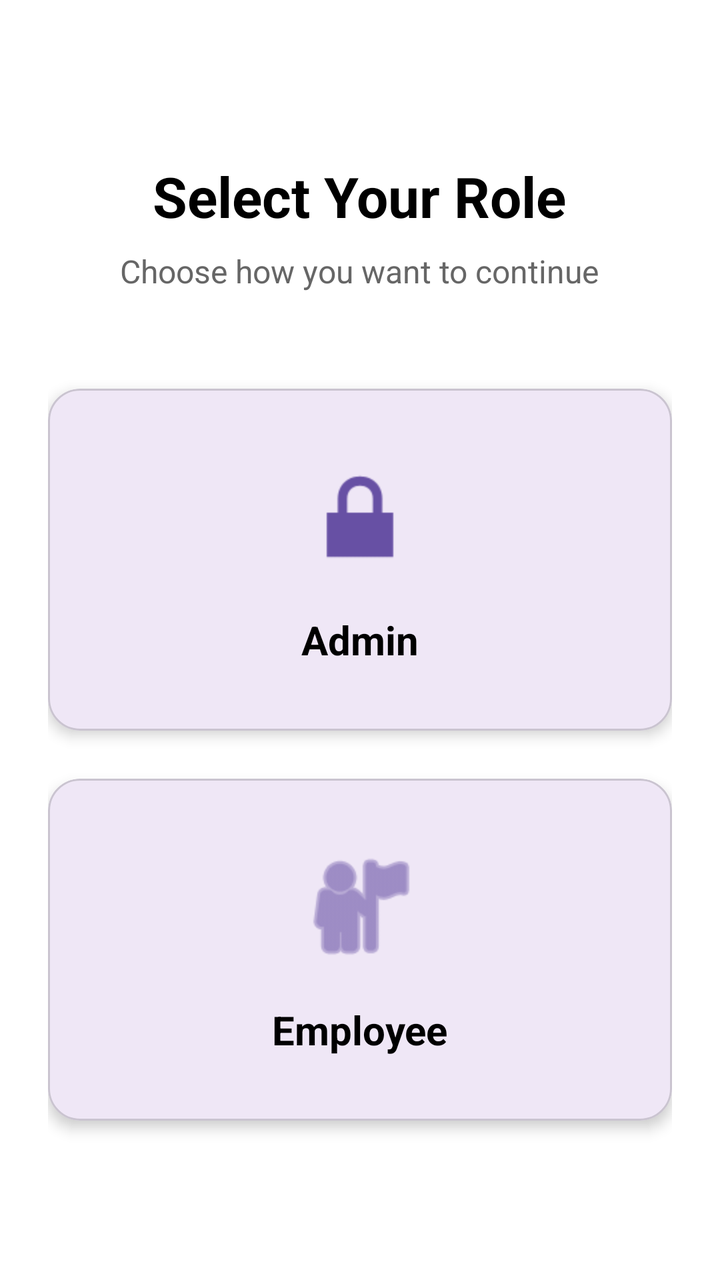
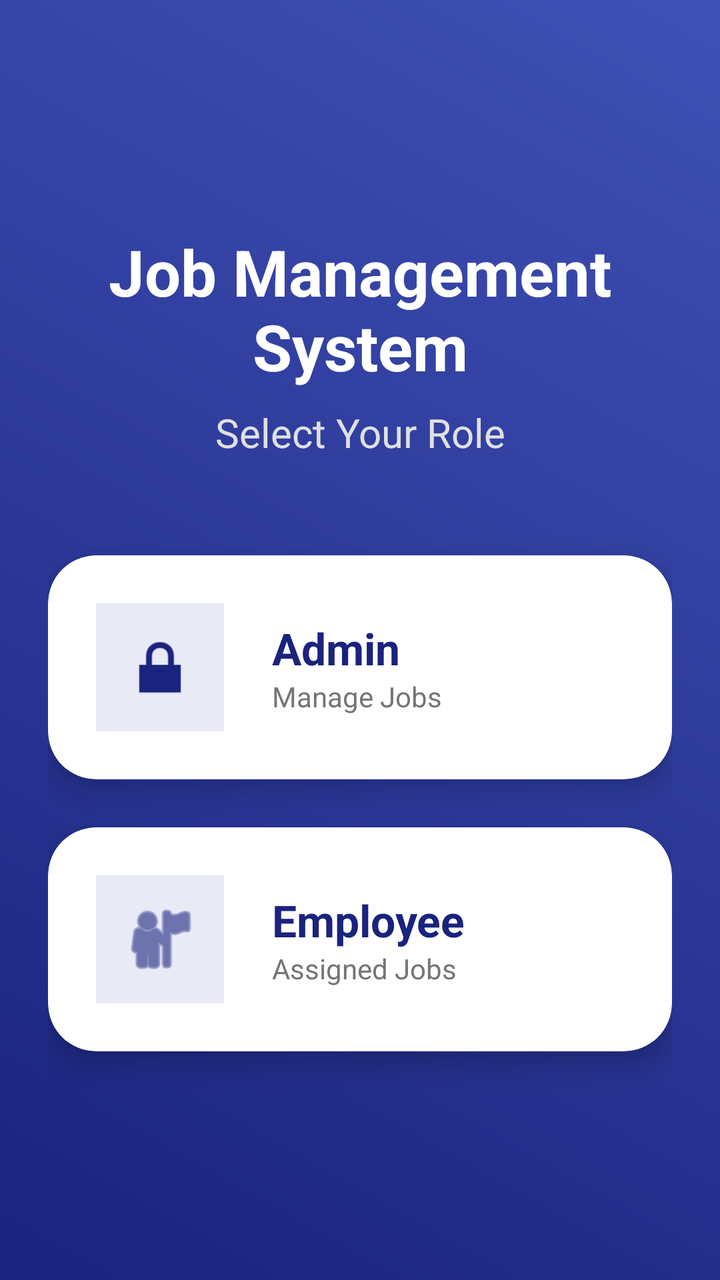

The first picture is an Android layout as it rendered before a commit; the second is the same layout after the commit. The layout source and the unified diff follow.
<!-- AndroidManifest.xml: application theme Theme.JobManagementSystem -->
<!-- res/layout/activity_role_selection.xml -->
<?xml version="1.0" encoding="utf-8"?>
<LinearLayout xmlns:android="http://schemas.android.com/apk/res/android"
    xmlns:app="http://schemas.android.com/apk/res-auto"
    android:layout_width="match_parent"
    android:layout_height="match_parent"
    android:orientation="vertical"
    android:padding="24dp"
    android:gravity="center"
    android:background="#FFFFFF">

    <TextView
        android:layout_width="wrap_content"
        android:layout_height="wrap_content"
        android:text="@string/role_selection_title"
        android:textSize="28sp"
        android:textStyle="bold"
        android:textColor="@color/black"
        android:layout_marginBottom="8dp"
        android:gravity="center" />

    <TextView
        android:layout_width="wrap_content"
        android:layout_height="wrap_content"
        android:text="@string/role_selection_subtitle"
        android:textSize="16sp"
        android:textColor="#666666"
        android:layout_marginBottom="48dp"
        android:gravity="center" />

    <com.google.android.material.card.MaterialCardView
        android:id="@+id/cardAdmin"
        android:layout_width="match_parent"
        android:layout_height="wrap_content"
        android:layout_marginBottom="24dp"
        app:cardCornerRadius="16dp"
        app:cardElevation="4dp"
        android:clickable="true"
        android:focusable="true"
        app:rippleColor="?attr/colorControlHighlight">

        <LinearLayout
            android:layout_width="match_parent"
            android:layout_height="wrap_content"
            android:orientation="vertical"
            android:padding="32dp"
            android:gravity="center">

            <ImageView
                android:layout_width="64dp"
                android:layout_height="64dp"
                android:src="@android:drawable/ic_lock_lock"
                android:layout_marginBottom="16dp"
                app:tint="?attr/colorPrimary" />

            <TextView
                android:layout_width="wrap_content"
                android:layout_height="wrap_content"
                android:text="@string/role_admin"
                android:textSize="20sp"
                android:textStyle="bold"
                android:textColor="@color/black" />
        </LinearLayout>
    </com.google.android.material.card.MaterialCardView>

    <com.google.android.material.card.MaterialCardView
        android:id="@+id/cardEmployee"
        android:layout_width="match_parent"
        android:layout_height="wrap_content"
        app:cardCornerRadius="16dp"
        app:cardElevation="4dp"
        android:clickable="true"
        android:focusable="true"
        app:rippleColor="?attr/colorControlHighlight">

        <LinearLayout
            android:layout_width="match_parent"
            android:layout_height="wrap_content"
            android:orientation="vertical"
            android:padding="32dp"
            android:gravity="center">

            <ImageView
                android:layout_width="64dp"
                android:layout_height="64dp"
                android:src="@android:drawable/ic_menu_myplaces"
                android:layout_marginBottom="16dp"
                app:tint="?attr/colorPrimary" />

            <TextView
                android:layout_width="wrap_content"
                android:layout_height="wrap_content"
                android:text="@string/role_employee"
                android:textSize="20sp"
                android:textStyle="bold"
                android:textColor="@color/black" />
        </LinearLayout>
    </com.google.android.material.card.MaterialCardView>

</LinearLayout>
<!-- resources referenced by this layout -->
<resources>
  <color name="black">#FF000000</color>
  <string name="role_admin">Admin</string>
  <string name="role_employee">Employee</string>
  <string name="role_selection_subtitle">Choose how you want to continue</string>
  <string name="role_selection_title">Select Your Role</string>
  <style name="Theme.JobManagementSystem" parent="Base.Theme.JobManagementSystem" />
  <style name="Base.Theme.JobManagementSystem" parent="Theme.Material3.DayNight.NoActionBar">
          
          
      </style>
</resources>

<!-- the commit's change to res/layout/activity_role_selection.xml (unified diff, before → after) -->
@@ -4,26 +4,26 @@
     android:layout_width="match_parent"
     android:layout_height="match_parent"
     android:orientation="vertical"
+    android:gravity="center"
     android:padding="24dp"
-    android:gravity="center"
-    android:background="#FFFFFF">
+    android:background="@drawable/bg_gradient">
 
     <TextView
         android:layout_width="wrap_content"
         android:layout_height="wrap_content"
-        android:text="@string/role_selection_title"
-        android:textSize="28sp"
+        android:text="@string/app_name"
+        android:textSize="32sp"
         android:textStyle="bold"
-        android:textColor="@color/black"
+        android:textColor="@color/white"
         android:layout_marginBottom="8dp"
         android:gravity="center" />
 
     <TextView
         android:layout_width="wrap_content"
         android:layout_height="wrap_content"
-        android:text="@string/role_selection_subtitle"
-        android:textSize="16sp"
-        android:textColor="#666666"
+        android:text="@string/role_selection_title"
+        android:textSize="20sp"
+        android:textColor="#E0E0E0"
         android:layout_marginBottom="48dp"
         android:gravity="center" />
 
@@ -32,33 +32,50 @@
         android:layout_width="match_parent"
         android:layout_height="wrap_content"
         android:layout_marginBottom="24dp"
-        app:cardCornerRadius="16dp"
-        app:cardElevation="4dp"
+        app:cardCornerRadius="24dp"
+        app:cardElevation="8dp"
         android:clickable="true"
         android:focusable="true"
-        app:rippleColor="?attr/colorControlHighlight">
+        app:rippleColor="@color/secondary_blue"
+        app:cardBackgroundColor="@color/white">
 
         <LinearLayout
             android:layout_width="match_parent"
             android:layout_height="wrap_content"
-            android:orientation="vertical"
-            android:padding="32dp"
-            android:gravity="center">
+            android:orientation="horizontal"
+            android:padding="24dp"
+            android:gravity="center_vertical">
 
             <ImageView
                 android:layout_width="64dp"
                 android:layout_height="64dp"
                 android:src="@android:drawable/ic_lock_lock"
-                android:layout_marginBottom="16dp"
-                app:tint="?attr/colorPrimary" />
+                app:tint="@color/primary_blue"
+                android:background="#E8EAF6"
+                android:padding="12dp"
+                android:contentDescription="@string/role_admin" />
 
-            <TextView
+            <LinearLayout
                 android:layout_width="wrap_content"
                 android:layout_height="wrap_content"
-                android:text="@string/role_admin"
-                android:textSize="20sp"
-                android:textStyle="bold"
-                android:textColor="@color/black" />
+                android:orientation="vertical"
+                android:layout_marginStart="24dp">
+
+                <TextView
+                    android:layout_width="wrap_content"
+                    android:layout_height="wrap_content"
+                    android:text="@string/role_admin"
+                    android:textSize="22sp"
+                    android:textStyle="bold"
+                    android:textColor="@color/primary_blue" />
+
+                <TextView
+                    android:layout_width="wrap_content"
+                    android:layout_height="wrap_content"
+                    android:text="@string/manage_jobs"
+                    android:textSize="14sp"
+                    android:textColor="@color/text_secondary" />
+            </LinearLayout>
         </LinearLayout>
     </com.google.android.material.card.MaterialCardView>
 
@@ -66,33 +83,50 @@
         android:id="@+id/cardEmployee"
         android:layout_width="match_parent"
         android:layout_height="wrap_content"
-        app:cardCornerRadius="16dp"
-        app:cardElevation="4dp"
+        app:cardCornerRadius="24dp"
+        app:cardElevation="8dp"
         android:clickable="true"
         android:focusable="true"
-        app:rippleColor="?attr/colorControlHighlight">
+        app:rippleColor="@color/secondary_blue"
+        app:cardBackgroundColor="@color/white">
 
         <LinearLayout
             android:layout_width="match_parent"
             android:layout_height="wrap_content"
-            android:orientation="vertical"
-            android:padding="32dp"
-            android:gravity="center">
+            android:orientation="horizontal"
+            android:padding="24dp"
+            android:gravity="center_vertical">
 
             <ImageView
                 android:layout_width="64dp"
                 android:layout_height="64dp"
                 android:src="@android:drawable/ic_menu_myplaces"
-                android:layout_marginBottom="16dp"
-                app:tint="?attr/colorPrimary" />
+                app:tint="@color/primary_blue"
+                android:background="#E8EAF6"
+                android:padding="12dp"
+                android:contentDescription="@string/role_employee" />
 
-            <TextView
+            <LinearLayout
                 android:layout_width="wrap_content"
                 android:layout_height="wrap_content"
-                android:text="@string/role_employee"
-                android:textSize="20sp"
-                android:textStyle="bold"
-                android:textColor="@color/black" />
+                android:orientation="vertical"
+                android:layout_marginStart="24dp">
+
+                <TextView
+                    android:layout_width="wrap_content"
+                    android:layout_height="wrap_content"
+                    android:text="@string/role_employee"
+                    android:textSize="22sp"
+                    android:textStyle="bold"
+                    android:textColor="@color/primary_blue" />
+
+                <TextView
+                    android:layout_width="wrap_content"
+                    android:layout_height="wrap_content"
+                    android:text="@string/assigned_jobs"
+                    android:textSize="14sp"
+                    android:textColor="@color/text_secondary" />
+            </LinearLayout>
         </LinearLayout>
     </com.google.android.material.card.MaterialCardView>
 
<!-- resource entries referenced after the edit -->
@@ -1,14 +1,40 @@
 <!-- resources referenced by this layout -->
 <resources>
-  <color name="black">#FF000000</color>
+  <color name="primary_blue">#1A237E</color>
+  <color name="secondary_blue">#3F51B5</color>
+  <color name="text_secondary">#757575</color>
+  <color name="white">#FFFFFF</color>
+  <!-- drawable bg_gradient (drawable) -->
+  <?xml version="1.0" encoding="utf-8"?>
+  <shape xmlns:android="http://schemas.android.com/apk/res/android">
+      <gradient
+          android:startColor="#1A237E"
+          android:endColor="#3F51B5"
+          android:angle="45"/>
+  </shape>
+  <string name="app_name">Job Management System</string>
+  <string name="assigned_jobs">Assigned Jobs</string>
+  <string name="manage_jobs">Manage Jobs</string>
+  <color name="black">#121212</color>
   <string name="role_admin">Admin</string>
   <string name="role_employee">Employee</string>
-  <string name="role_selection_subtitle">Choose how you want to continue</string>
   <string name="role_selection_title">Select Your Role</string>
   <style name="Theme.JobManagementSystem" parent="Base.Theme.JobManagementSystem" />
-  <style name="Base.Theme.JobManagementSystem" parent="Theme.Material3.DayNight.NoActionBar">
+  <style name="Base.Theme.JobManagementSystem" parent="Theme.MaterialComponents.DayNight.NoActionBar">
           
+          <item name="colorPrimary">@color/primary_blue</item>
+          <item name="colorPrimaryVariant">@color/primary_blue</item>
+          <item name="colorOnPrimary">@color/white</item>
           
+          <item name="colorSecondary">@color/secondary_blue</item>
+          <item name="colorSecondaryVariant">@color/secondary_blue</item>
+          <item name="colorOnSecondary">@color/white</item>
+          
+          <item name="android:statusBarColor">@color/primary_blue</item>
+          
+          <item name="android:textColorPrimary">@color/black</item>
+          <item name="android:textColorSecondary">@color/text_secondary</item>
+          <item name="editTextStyle">@style/Widget.MaterialComponents.TextInputLayout.OutlinedBox</item>
       </style>
 </resources>
 
